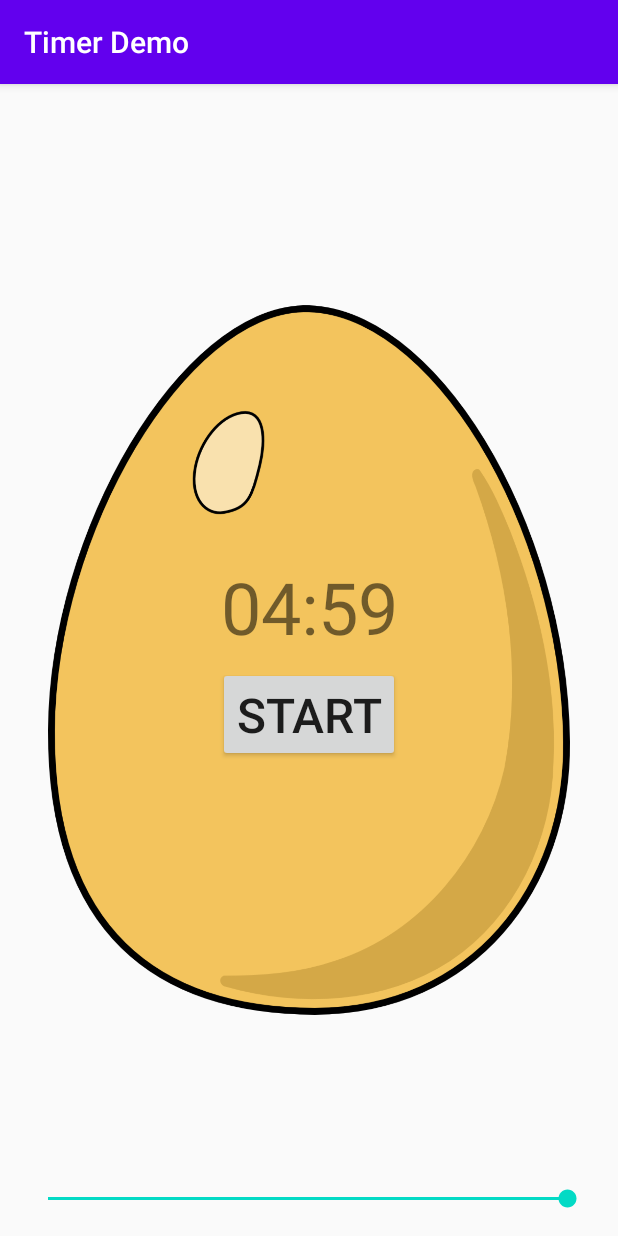
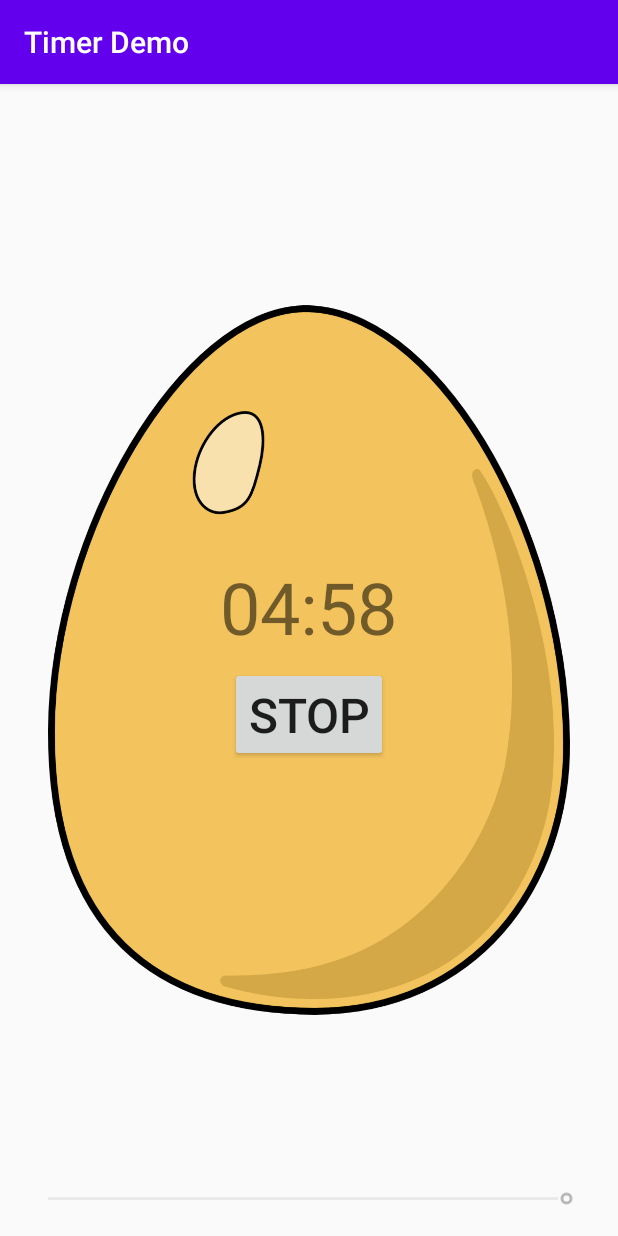
Before and after one commit to ericsu0630/eggTimer, an Android app: the screen it shows after launch (MainActivity), after a tap on "START", on a phone screen of 412 x 824 dp. Run offline under Robolectric (Android 15) with nearby library versions, the phone set to English and light mode, and no system bars.

Commit message:
Simple Android Timer

```diff
--- a/app/src/main/java/com/example/timerdemo/MainActivity.java
+++ b/app/src/main/java/com/example/timerdemo/MainActivity.java
@@ -3,6 +3,7 @@ package com.example.timerdemo;
 import androidx.annotation.RequiresApi;
 import androidx.appcompat.app.AppCompatActivity;
 
+import android.annotation.SuppressLint;
 import android.media.MediaPlayer;
 import android.os.Build;
 import android.os.Bundle;
@@ -15,71 +16,79 @@ import android.widget.SeekBar;
 import android.widget.TextView;
 
 public class MainActivity extends AppCompatActivity {
+    SeekBar seekBar;
+    TextView textView;
+    Button button;
+    CountDownTimer timer;
+    boolean timerIsActive = false;
+    int maxTime;
 
+    @SuppressLint("DefaultLocale")
     public String secondsToString(int pTime) {
-        String time = String.format("%02d:%02d", pTime / 60, pTime % 60);
-        return time;
+        return String.format("%02d:%02d", pTime / 60, pTime % 60);
+    }
+
+    public void resetTimer(){
+        timer.cancel();
+        seekBar.setProgress(maxTime);
+        seekBar.setEnabled(true);
+        button.setText(R.string.startButton_text);
+        timerIsActive=false;
+    }
+
+    public void startStopTimer(View view){
+        if(timerIsActive){
+            resetTimer();
+        }
+        else {
+            seekBar.setEnabled(false);
+            button.setText(R.string.stopButton_text);
+            timer = new CountDownTimer(seekBar.getProgress() * 1000, 1000) {
+                @Override
+                public void onTick(long msUntilEnd) {
+                    seekBar.setProgress((int) msUntilEnd / 1000);
+                    textView.setText(secondsToString((int) msUntilEnd / 1000));
+                }
+
+                @Override
+                public void onFinish() {
+                    MediaPlayer media = MediaPlayer.create(getApplicationContext(), R.raw.partyhorn);
+                    media.start();
+                    resetTimer();
+                }
+            };
+            timer.start();
+            timerIsActive=true;
+        }
     }
 
     @Override
     protected void onCreate(Bundle savedInstanceState) {
         super.onCreate(savedInstanceState);
         setContentView(R.layout.activity_main);
-        final SeekBar seekbar = findViewById(R.id.seekBar);
-        final TextView textView = findViewById(R.id.counterTextView);
-        final MediaPlayer mediaPlayer = MediaPlayer.create(this,R.raw.partyhorn);
-        final Button button = findViewById(R.id.startStopButton);
-        final int maxTime = 300; //5minutes
-        seekbar.setMax(maxTime);
-        seekbar.setProgress(maxTime); //set default progress to max time
+        seekBar = findViewById(R.id.seekBar);
+        textView = findViewById(R.id.counterTextView);
+        button = findViewById(R.id.startStopButton);
+        maxTime = 300; //5min
+        seekBar.setMax(maxTime);
+        seekBar.setProgress(maxTime);
         textView.setText(secondsToString(maxTime));
-        seekbar.setOnSeekBarChangeListener(new SeekBar.OnSeekBarChangeListener() {
+        seekBar.setOnSeekBarChangeListener(new SeekBar.OnSeekBarChangeListener() {
             @Override
             public void onProgressChanged(SeekBar seekBar, int i, boolean b) {
-                String minutes = secondsToString(seekBar.getProgress());
-                textView.setText(minutes);
+                textView.setText(secondsToString(seekBar.getProgress()));
             }
 
-            @RequiresApi(api = Build.VERSION_CODES.O)
             @Override
             public void onStartTrackingTouch(SeekBar seekBar) {
-                button.setFocusable(View.NOT_FOCUSABLE);
+
             }
 
-            @RequiresApi(api = Build.VERSION_CODES.O)
             @Override
             public void onStopTrackingTouch(SeekBar seekBar) {
-                button.setFocusable(View.FOCUSABLE);
+
             }
         });
-        button.setOnClickListener(new View.OnClickListener() {
-            @Override
-            public void onClick(View view) {
-                int progress = seekbar.getProgress();
-                CountDownTimer timer = new CountDownTimer(progress*1000,1000) {
-                    @Override
-                    public void onTick(long msUntilEnd) {
-                        int secondsLeft = (int)msUntilEnd/1000;
-                        seekbar.setProgress(secondsLeft);
-                    }
-
-                    @Override
-                    public void onFinish() {
-                        mediaPlayer.start();
-                    }
-                };
-                timer.start();
-            }
-        });
-//        final Handler handle = new Handler();
-//        Runnable run = new Runnable() {
-//            @Override
-//            public void run() {
-//                Log.i("info","A second passed");
-//                handle.postDelayed(this,1000);
-//            }
-//        };
-//        handle.post(run);
     }
 
 
--- a/app/src/main/res/layout/activity_main.xml
+++ b/app/src/main/res/layout/activity_main.xml
@@ -45,7 +45,8 @@
                 android:layout_gravity="center"
                 android:layout_marginTop="8dp"
                 android:gravity="center|center_vertical"
-                android:text="Start"
+                android:onClick="startStopTimer"
+                android:text="@string/startButton_text"
                 android:textSize="32sp" />
 
         </LinearLayout>
--- a/app/src/main/res/values/strings.xml
+++ b/app/src/main/res/values/strings.xml
@@ -1,3 +1,5 @@
 <resources>
     <string name="app_name">Timer Demo</string>
+    <string name="startButton_text">Start</string>
+    <string name="stopButton_text">Stop</string>
 </resources>
```
